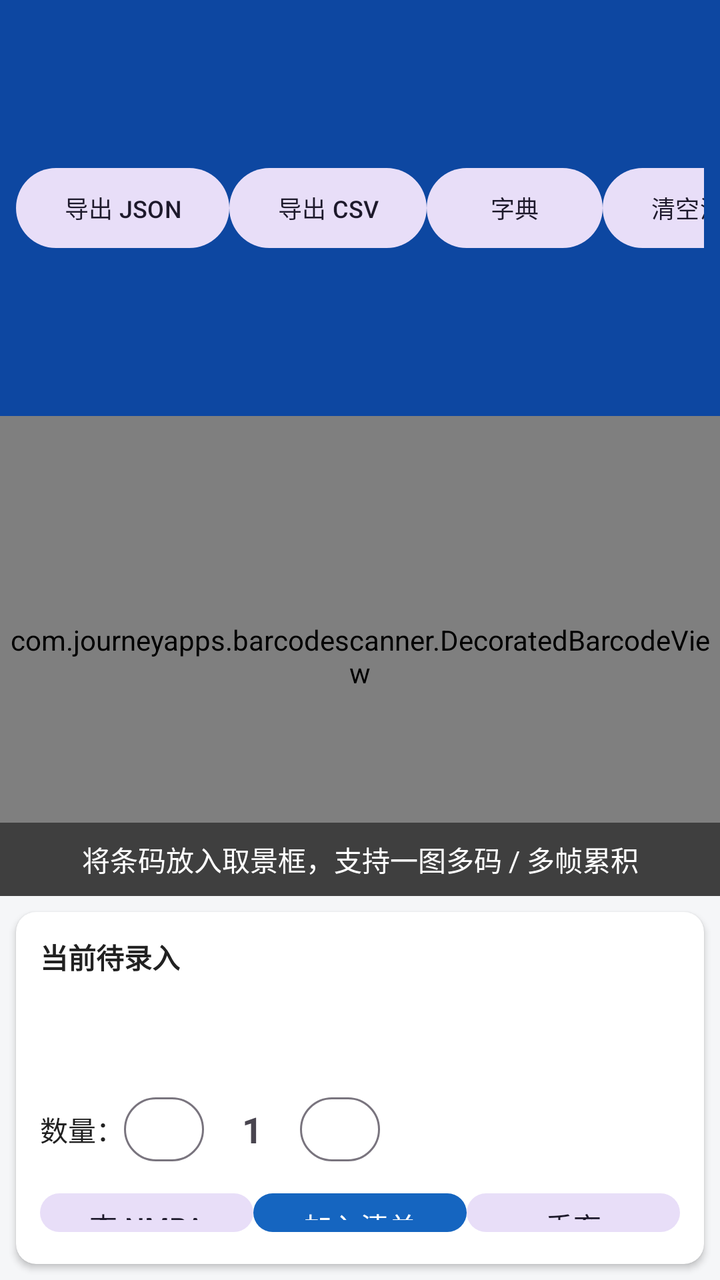
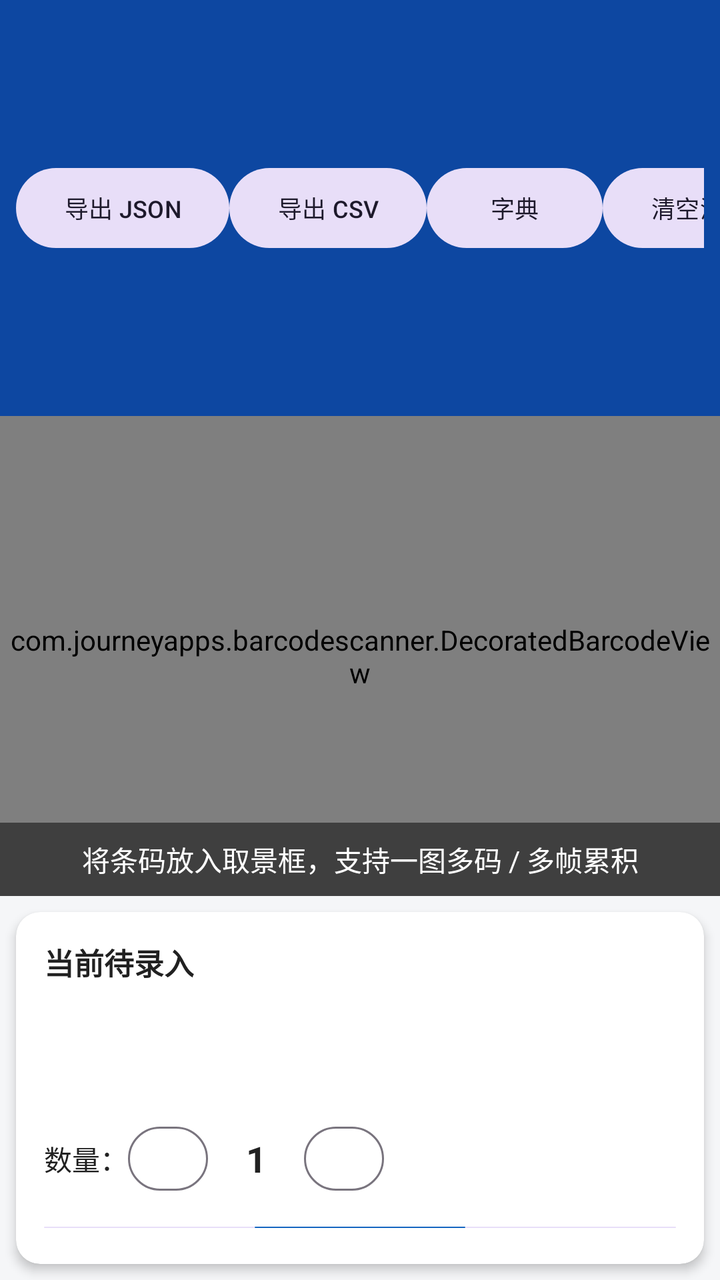

Two renders of the same Android screen: before a commit and after it. Below are the layout's source before the change and the commit's diff.
<!-- AndroidManifest.xml: application theme Theme.UdiScan -->
<!-- res/layout/activity_main.xml -->
<?xml version="1.0" encoding="utf-8"?>
<LinearLayout xmlns:android="http://schemas.android.com/apk/res/android"
    xmlns:app="http://schemas.android.com/apk/res-auto"
    android:layout_width="match_parent"
    android:layout_height="match_parent"
    android:orientation="vertical"
    android:background="@color/bg">

    
    <LinearLayout
        android:layout_width="match_parent"
        android:layout_height="wrap_content"
        android:orientation="horizontal"
        android:padding="8dp"
        android:gravity="center_vertical"
        android:background="@color/primary_dark">

        <TextView
            android:layout_width="0dp"
            android:layout_height="wrap_content"
            android:layout_weight="1"
            android:text="@string/app_name"
            android:textColor="#ffffff"
            android:textSize="18sp"
            android:textStyle="bold" />

        <Button
            android:id="@+id/btn_export_json"
            style="@style/Widget.Material3.Button.TonalButton"
            android:layout_width="wrap_content"
            android:layout_height="wrap_content"
            android:text="@string/btn_export_json"
            android:textSize="12sp" />

        <Button
            android:id="@+id/btn_export_csv"
            style="@style/Widget.Material3.Button.TonalButton"
            android:layout_width="wrap_content"
            android:layout_height="wrap_content"
            android:text="@string/btn_export_csv"
            android:textSize="12sp" />

        <Button
            android:id="@+id/btn_dict"
            style="@style/Widget.Material3.Button.TonalButton"
            android:layout_width="wrap_content"
            android:layout_height="wrap_content"
            android:text="@string/btn_dict"
            android:textSize="12sp" />

        <Button
            android:id="@+id/btn_clear"
            style="@style/Widget.Material3.Button.TonalButton"
            android:layout_width="wrap_content"
            android:layout_height="wrap_content"
            android:text="@string/btn_clear"
            android:textSize="12sp" />
    </LinearLayout>

    
    <FrameLayout
        android:layout_width="match_parent"
        android:layout_height="240dp">

        <com.journeyapps.barcodescanner.DecoratedBarcodeView
            android:id="@+id/barcode_scanner"
            android:layout_width="match_parent"
            android:layout_height="match_parent" />

        <TextView
            android:layout_width="match_parent"
            android:layout_height="wrap_content"
            android:layout_gravity="bottom"
            android:background="#80000000"
            android:gravity="center"
            android:padding="8dp"
            android:text="@string/hint_scan"
            android:textColor="#ffffff" />
    </FrameLayout>

    
    <androidx.cardview.widget.CardView
        android:layout_width="match_parent"
        android:layout_height="wrap_content"
        android:layout_margin="8dp"
        app:cardCornerRadius="10dp"
        app:cardElevation="2dp">

        <LinearLayout
            android:layout_width="match_parent"
            android:layout_height="wrap_content"
            android:orientation="vertical"
            android:padding="12dp">

            <TextView
                android:layout_width="wrap_content"
                android:layout_height="wrap_content"
                android:text="@string/buffer_title"
                android:textStyle="bold"
                android:textColor="@color/text_main" />

            <TextView
                android:id="@+id/tv_buffer"
                android:layout_width="match_parent"
                android:layout_height="wrap_content"
                android:layout_marginTop="6dp"
                android:textColor="@color/text_main"
                android:textSize="14sp" />

            <TextView
                android:id="@+id/tv_product"
                android:layout_width="match_parent"
                android:layout_height="wrap_content"
                android:layout_marginTop="4dp"
                android:textColor="@color/primary"
                android:textStyle="bold" />

            <LinearLayout
                android:layout_width="match_parent"
                android:layout_height="wrap_content"
                android:orientation="horizontal"
                android:layout_marginTop="8dp"
                android:gravity="center_vertical">

                <TextView
                    android:layout_width="wrap_content"
                    android:layout_height="wrap_content"
                    android:text="数量："
                    android:textColor="@color/text_main" />

                <Button
                    android:id="@+id/btn_minus"
                    style="@style/Widget.Material3.Button.OutlinedButton"
                    android:layout_width="40dp"
                    android:layout_height="40dp"
                    android:text="-"
                    android:textSize="18sp" />

                <TextView
                    android:id="@+id/tv_qty"
                    android:layout_width="48dp"
                    android:layout_height="wrap_content"
                    android:gravity="center"
                    android:text="1"
                    android:textSize="18sp"
                    android:textStyle="bold" />

                <Button
                    android:id="@+id/btn_plus"
                    style="@style/Widget.Material3.Button.OutlinedButton"
                    android:layout_width="40dp"
                    android:layout_height="40dp"
                    android:text="+"
                    android:textSize="18sp" />

                <Space
                    android:layout_width="0dp"
                    android:layout_height="wrap_content"
                    android:layout_weight="1" />
            </LinearLayout>

            <LinearLayout
                android:layout_width="match_parent"
                android:layout_height="wrap_content"
                android:orientation="horizontal"
                android:layout_marginTop="8dp">

                <Button
                    android:id="@+id/btn_query"
                    style="@style/Widget.Material3.Button.TonalButton"
                    android:layout_width="0dp"
                    android:layout_height="wrap_content"
                    android:layout_weight="1"
                    android:text="@string/btn_query" />

                <Button
                    android:id="@+id/btn_add"
                    android:layout_width="0dp"
                    android:layout_height="wrap_content"
                    android:layout_weight="1"
                    android:text="@string/btn_add"
                    android:textColor="#ffffff"
                    app:backgroundTint="@color/primary" />

                <Button
                    android:id="@+id/btn_discard"
                    style="@style/Widget.Material3.Button.TonalButton"
                    android:layout_width="0dp"
                    android:layout_height="wrap_content"
                    android:layout_weight="1"
                    android:text="@string/btn_discard" />
            </LinearLayout>
        </LinearLayout>
    </androidx.cardview.widget.CardView>

    
    <androidx.recyclerview.widget.RecyclerView
        android:id="@+id/list_items"
        android:layout_width="match_parent"
        android:layout_height="0dp"
        android:layout_weight="1"
        android:padding="8dp" />

</LinearLayout>
<!-- resources referenced by this layout -->
<resources>
  <color name="bg">#F5F6F8</color>
  <color name="primary">#1565C0</color>
  <color name="primary_dark">#0D47A1</color>
  <color name="text_main">#212121</color>
  <string name="app_name">UDI 扫码盘点</string>
  <string name="btn_add">加入清单</string>
  <string name="btn_clear">清空清单</string>
  <string name="btn_dict">字典</string>
  <string name="btn_discard">丢弃</string>
  <string name="btn_export_csv">导出 CSV</string>
  <string name="btn_export_json">导出 JSON</string>
  <string name="btn_query">查 NMPA</string>
  <string name="buffer_title">当前待录入</string>
  <string name="hint_scan">将条码放入取景框，支持一图多码 / 多帧累积</string>
  <style name="Theme.UdiScan" parent="Theme.Material3.DayNight.NoActionBar">
          <item name="colorPrimary">@color/primary</item>
          <item name="colorPrimaryDark">@color/primary_dark</item>
          <item name="colorAccent">@color/accent</item>
          <item name="android:colorBackground">@color/bg</item>
          <item name="android:statusBarColor">@color/primary_dark</item>
      </style>
  <color name="accent">#FF6F00</color>
</resources>

<!-- the commit's change to res/layout/activity_main.xml (unified diff, before → after) -->
@@ -76,6 +76,19 @@
             android:padding="8dp"
             android:text="@string/hint_scan"
             android:textColor="#ffffff" />
+
+        
+        <TextView
+            android:id="@+id/scan_flash"
+            android:layout_width="match_parent"
+            android:layout_height="wrap_content"
+            android:layout_gravity="top"
+            android:gravity="center"
+            android:padding="10dp"
+            android:textColor="#ffffff"
+            android:textSize="14sp"
+            android:textStyle="bold"
+            android:visibility="gone" />
     </FrameLayout>
 
     
@@ -83,43 +96,47 @@
         android:layout_width="match_parent"
         android:layout_height="wrap_content"
         android:layout_margin="8dp"
-        app:cardCornerRadius="10dp"
-        app:cardElevation="2dp">
+        app:cardCornerRadius="12dp"
+        app:cardBackgroundColor="@color/card"
+        app:cardElevation="3dp">
 
         <LinearLayout
             android:layout_width="match_parent"
             android:layout_height="wrap_content"
             android:orientation="vertical"
-            android:padding="12dp">
+            android:padding="14dp">
 
             <TextView
                 android:layout_width="wrap_content"
                 android:layout_height="wrap_content"
                 android:text="@string/buffer_title"
                 android:textStyle="bold"
+                android:textSize="15sp"
                 android:textColor="@color/text_main" />
 
             <TextView
                 android:id="@+id/tv_buffer"
                 android:layout_width="match_parent"
                 android:layout_height="wrap_content"
-                android:layout_marginTop="6dp"
+                android:layout_marginTop="8dp"
                 android:textColor="@color/text_main"
-                android:textSize="14sp" />
+                android:textSize="14sp"
+                android:fontFamily="monospace" />
 
             <TextView
                 android:id="@+id/tv_product"
                 android:layout_width="match_parent"
                 android:layout_height="wrap_content"
-                android:layout_marginTop="4dp"
+                android:layout_marginTop="8dp"
                 android:textColor="@color/primary"
-                android:textStyle="bold" />
+                android:textStyle="bold"
+                android:textSize="15sp" />
 
             <LinearLayout
                 android:layout_width="match_parent"
                 android:layout_height="wrap_content"
                 android:orientation="horizontal"
-                android:layout_marginTop="8dp"
+                android:layout_marginTop="12dp"
                 android:gravity="center_vertical">
 
                 <TextView
@@ -143,7 +160,8 @@
                     android:gravity="center"
                     android:text="1"
                     android:textSize="18sp"
-                    android:textStyle="bold" />
+                    android:textStyle="bold"
+                    android:textColor="@color/text_main" />
 
                 <Button
                     android:id="@+id/btn_plus"
@@ -163,7 +181,7 @@
                 android:layout_width="match_parent"
                 android:layout_height="wrap_content"
                 android:orientation="horizontal"
-                android:layout_marginTop="8dp">
+                android:layout_marginTop="10dp">
 
                 <Button
                     android:id="@+id/btn_query"
<!-- resource entries referenced after the edit -->
@@ -1,6 +1,7 @@
 <!-- resources referenced by this layout -->
 <resources>
   <color name="bg">#F5F6F8</color>
+  <color name="card">#FFFFFF</color>
   <color name="primary">#1565C0</color>
   <color name="primary_dark">#0D47A1</color>
   <color name="text_main">#212121</color>
